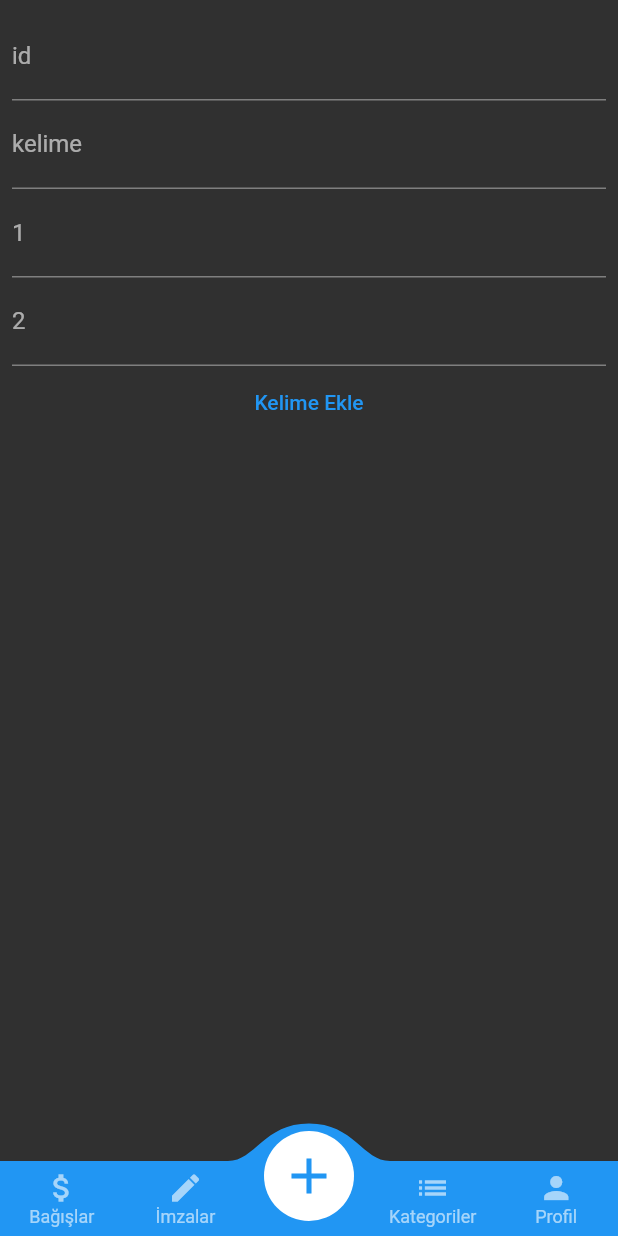
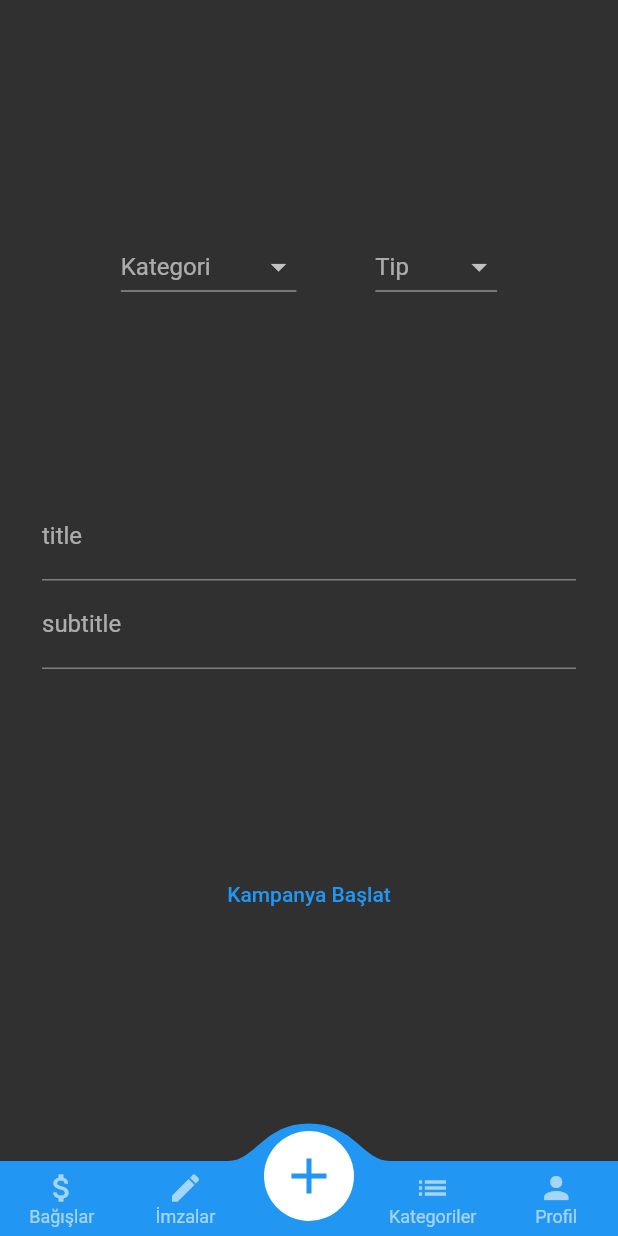
Before and after one commit to fehmivelioglu/SoShare, a Flutter app: the screen it shows after launch, item 3 of the bottom bar chosen, on a phone screen of 412 x 824 dp. Run offline on Flutter 3.47's test engine with Material 2 defaults, Android fonts, the phone set to English and light mode, and no system bars; drawn by our look-alikes of convex_bottom_bar; our stand-ins replace cloud_firestore, firebase_core, get; accounts and stored records are empty.

```diff
--- a/lib/main.dart
+++ b/lib/main.dart
@@ -1,5 +1,6 @@
 import 'package:firebase_core/firebase_core.dart';
 import 'package:flutter/material.dart';
+import 'package:get/get.dart';
 import 'package:soshare/views/screens/home_screen.dart';
 
 void main() {
@@ -34,7 +35,7 @@ class App extends StatelessWidget {
 class MyApp extends StatelessWidget {
   @override
   Widget build(BuildContext context) {
-    return MaterialApp(
+    return GetMaterialApp(
         theme: ThemeData.dark(),
         debugShowCheckedModeBanner: false,
         home: HomeScreen());
--- a/lib/views/screens/first_screen.dart
+++ b/lib/views/screens/first_screen.dart
@@ -6,7 +6,7 @@ class Bagislar extends StatelessWidget {
   Widget build(BuildContext context) {
     var users = FirebaseFirestore.instance
         .collection('petitions')
-        .where('category', isEqualTo: 0);
+        .where('bagis', isEqualTo: true);
 
     return StreamBuilder<QuerySnapshot>(
       stream: users.snapshots(),
@@ -51,7 +51,7 @@ class Imzalar extends StatelessWidget {
   Widget build(BuildContext context) {
     var users = FirebaseFirestore.instance
         .collection('petitions')
-        .where('category', isEqualTo: 1);
+        .where('imza', isEqualTo: true);
 
     return StreamBuilder<QuerySnapshot>(
       stream: users.snapshots(),
--- a/lib/views/screens/new_screen.dart
+++ b/lib/views/screens/new_screen.dart
@@ -6,51 +6,139 @@ class NewScreen extends StatefulWidget {
   _NewScreenState createState() => _NewScreenState();
 }
 
-final cont0 = TextEditingController();
 final cont1 = TextEditingController();
 final cont2 = TextEditingController();
-final cont3 = TextEditingController();
-final cont4 = TextEditingController();
-final cont5 = TextEditingController();
-final cont6 = TextEditingController();
-final wordlistcoll = FirebaseFirestore.instance.collection('wordlist');
-int size = 5;
+int category = 0;
+bool bagis = false;
+bool imza = false;
 
 class _NewScreenState extends State<NewScreen> {
   @override
   Widget build(BuildContext context) {
     return Scaffold(
-      body: Container(
-        padding: EdgeInsets.all(8.0),
+      body: Center(
+        child: Container(
+          padding: EdgeInsets.all(28.0),
           child: Column(children: [
-          TextField(controller: cont6, decoration: decor('id')),
-          TextField(controller: cont0, decoration: decor('kelime')),
-          TextField(controller: cont1, decoration: decor('1')),
-          TextField(controller: cont2, decoration: decor('2')),
-          Row(
+            Expanded(
+              child: Row(
+                mainAxisAlignment: MainAxisAlignment.spaceEvenly,
+                children: [
+                  DropDownCategoryOne(),
+                  DropDownCategoryTwo(),
+                ],
+              ),
+            ),
+            TextField(controller: cont1, decoration: decor('title')),
+            TextField(controller: cont2, decoration: decor('subtitle')),
+            Expanded(
+              child: Row(
                 mainAxisAlignment: MainAxisAlignment.spaceEvenly,
                 children: [
                   TextButton(
-                  onPressed: () async {
-                    await addUser();
+                      onPressed: () {
+                        addUser(cont1.text, cont2.text, category, imza, bagis);
                       },
-                  child: Text('Kelime Ekle')),
+                      child: Text('Kampanya Başlat')),
                 ],
               ),
+            ),
           ]),
+        ),
       ),
     );
   }
 }
 
-Future<void> addUser() {
+class DropDownCategoryOne extends StatefulWidget {
+  @override
+  _DropDownCategoryOneState createState() => _DropDownCategoryOneState();
+}
+
+class _DropDownCategoryOneState extends State<DropDownCategoryOne> {
+  int _value;
+  @override
+  Widget build(BuildContext context) {
+    return Center(
+      child: DropdownButton<int>(
+        items: [
+          DropdownMenuItem<int>(value: 0, child: Text('Hayvanlar')),
+          DropdownMenuItem<int>(value: 1, child: Text('Ekonomi')),
+          DropdownMenuItem<int>(value: 2, child: Text('Sağlık')),
+          DropdownMenuItem<int>(value: 3, child: Text('Eğitim')),
+          DropdownMenuItem<int>(value: 4, child: Text('Çevre')),
+          DropdownMenuItem<int>(value: 5, child: Text('Adalet')),
+          DropdownMenuItem<int>(value: 6, child: Text('İnsan Hakları')),
+          DropdownMenuItem<int>(value: 7, child: Text('Gıda')),
+          DropdownMenuItem<int>(value: 8, child: Text('Diğer'))
+        ],
+        onChanged: (int value) {
+          setState(() {
+            category = value;
+            _value = value;
+          });
+        },
+        value: _value,
+        hint: Text('Kategori'),
+      ),
+    );
+  }
+}
+
+class DropDownCategoryTwo extends StatefulWidget {
+  @override
+  _DropDownCategoryTwoState createState() => _DropDownCategoryTwoState();
+}
+
+class _DropDownCategoryTwoState extends State<DropDownCategoryTwo> {
+  int _value;
+  @override
+  Widget build(BuildContext context) {
+    return DropdownButton<int>(
+      items: [
+        DropdownMenuItem<int>(value: 0, child: Text('Bağış')),
+        DropdownMenuItem<int>(value: 1, child: Text('İmza')),
+        DropdownMenuItem<int>(value: 2, child: Text('Her ikisi')),
+      ],
+      value: _value,
+      onChanged: (int value) {
+        setState(() {
+          if (value == 0) {
+            bagis = true;
+            imza = false;
+            _value = value;
+          } else if (value == 1) {
+            bagis = false;
+            imza = true;
+            _value = value;
+          } else if (value == 2) {
+            bagis = true;
+            imza = true;
+            _value = value;
+          }
+        });
+      },
+      hint: Text('Tip'),
+    );
+  }
+}
+
+Future<void> addUser(
+  String title,
+  String subtitle,
+  int cat,
+  bool imza,
+  bool bagis,
+) {
   return FirebaseFirestore.instance
       .collection('petitions')
       .add({
-        'category': 0,
+        'cat': cat,
+        'imza': imza,
+        'bagis': bagis,
         'imageurl': 'https://picsum.photos/200',
-        'title': 'title123123',
-        'subtitle': 'subtitel13213',
+        'title': title,
+        'subtitle': subtitle,
       })
       .then((value) => print('User Added'))
       .catchError((error) => print('Failed to add user: {$error}'));
```
Also changed, not shown: lib/views/screens/category_screen.dart (+66 -5 lines), lib/views/screens/incategory_screen.dart (added, +55 -0 lines), lib/views/screens/asd_screen.dart (deleted). Lines whose indentation alone changed are shown as unchanged.
